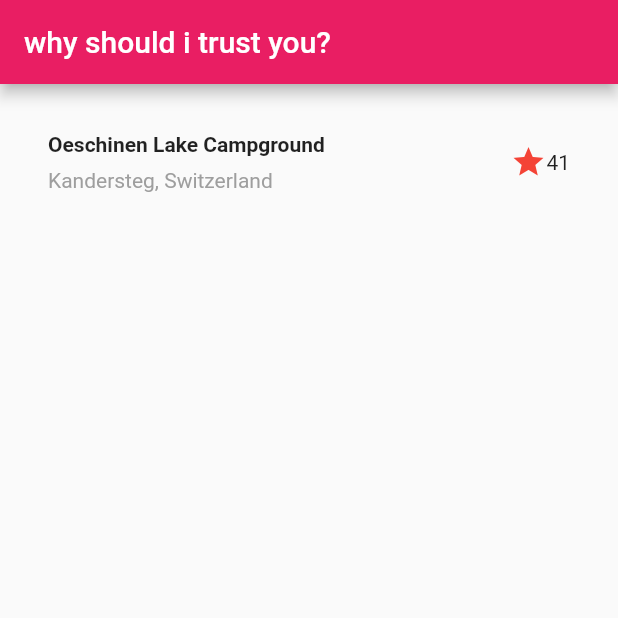
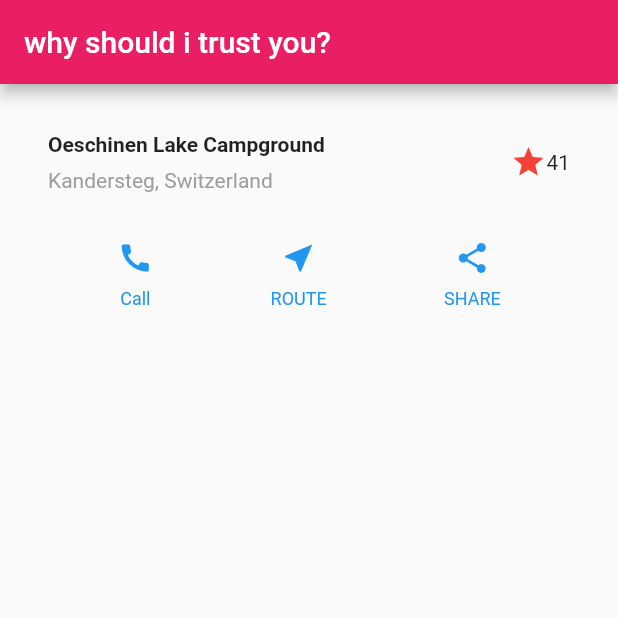
Before and after one commit to ajiekw/rehears, a Flutter app: the screen it shows after launch, on a phone screen of 412 x 824 dp, the top half of it. Run offline on Flutter 3.47's test engine with Material 2 defaults, Android fonts, the phone set to English and light mode, and no system bars.

Commit message:
button added

```diff
--- a/lib/main.dart
+++ b/lib/main.dart
@@ -42,7 +42,19 @@ class MyApp extends StatelessWidget {
       ],
     ),
   );
+
   Widget build(BuildContext context) {
+    Color color = Theme.of(context).primaryColor;
+    Widget buttonSection = Container(
+      child: Row(
+        mainAxisAlignment: MainAxisAlignment.spaceEvenly,
+        children: <Widget>[
+          _buildButtonColumn(color, Icons.call, 'Call'),
+          _buildButtonColumn(color, Icons.near_me, 'ROUTE'),
+          _buildButtonColumn(color, Icons.share, 'SHARE'),
+        ],
+      ),
+    );
     return MaterialApp(
       title: 'flutter layout demo',
       theme: ThemeData(
@@ -53,9 +65,30 @@ class MyApp extends StatelessWidget {
           title: Text('why should i trust you?'),
         ),
         body: Column(
-          children: <Widget>[titleSection],
+          children: <Widget>[titleSection, buttonSection],
         ),
       ),
     );
   }
+
+  Column _buildButtonColumn(Color color, IconData icon, String label) {
+    return Column(
+      mainAxisSize: MainAxisSize.min,
+      mainAxisAlignment: MainAxisAlignment.center,
+      children: <Widget>[
+        Icon(icon, color: color),
+        Container(
+          margin: const EdgeInsets.only(top: 8),
+          child: Text(
+            label,
+            style: TextStyle(
+              fontSize: 12,
+              fontWeight: FontWeight.w400,
+              color: color,
+            ),
+          ),
+        )
+      ],
+    );
+  }
 }
```
